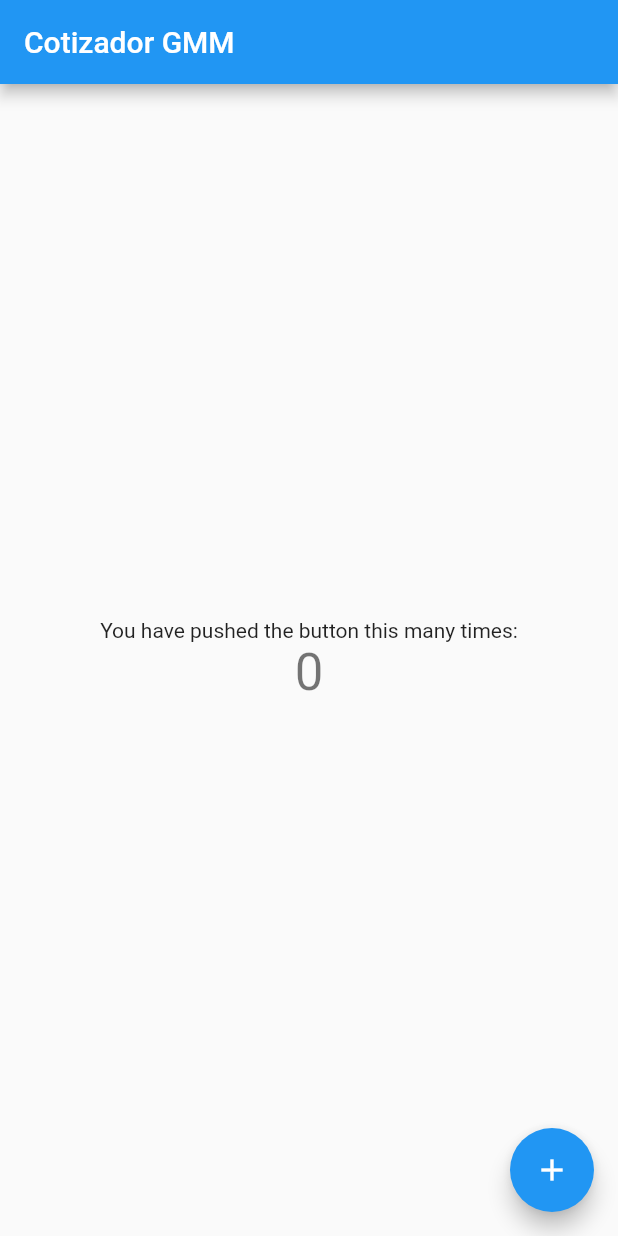
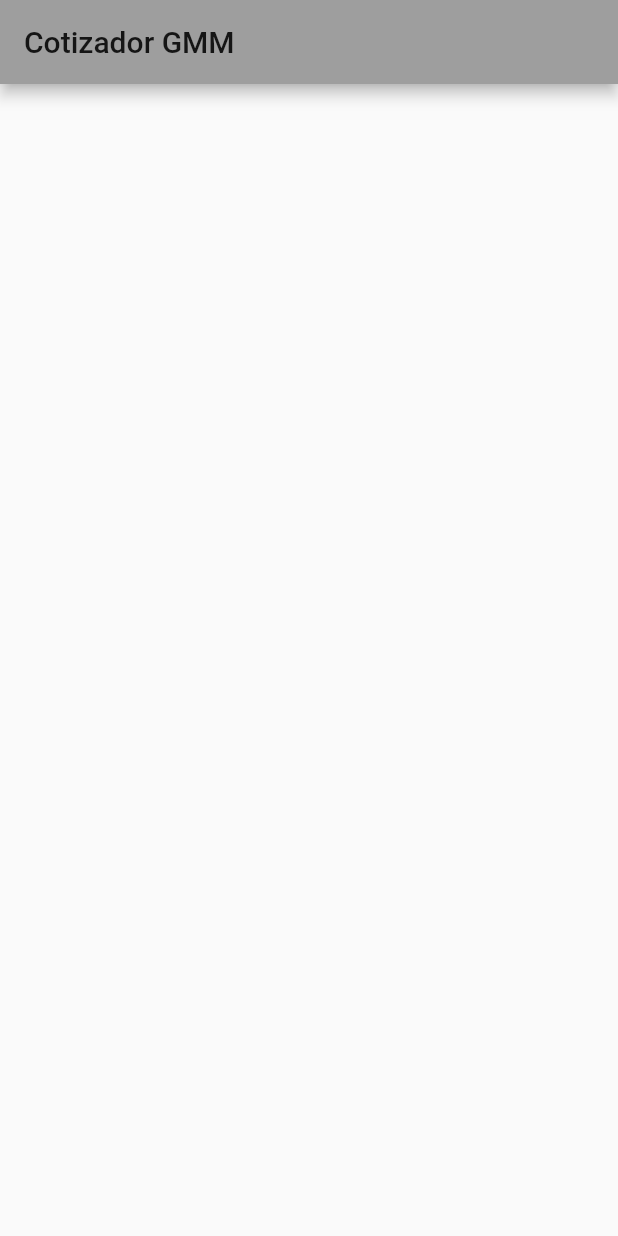
Before and after one commit to mariscalsantiago/temporalIntermediarios, a Flutter app: the screen it shows after launch, on a phone screen of 412 x 824 dp. Run offline on Flutter 3.47's test engine with Material 2 defaults, Android fonts, the phone set to English and light mode, and no system bars.

Commit message:
Little changes

```diff
--- a/cotizador_agente/lib/main.dart
+++ b/cotizador_agente/lib/main.dart
@@ -7,18 +7,10 @@ class MyApp extends StatelessWidget {
   @override
   Widget build(BuildContext context) {
     return MaterialApp(
-      title: 'Flutter Demo',
+      title: 'Cotizador GMM',
       theme: ThemeData(
-        // This is the theme of your application.
-        //
-        // Try running your application with "flutter run". You'll see the
-        // application has a blue toolbar. Then, without quitting the app, try
-        // changing the primarySwatch below to Colors.green and then invoke
-        // "hot reload" (press "r" in the console where you ran "flutter run",
-        // or simply save your changes to "hot reload" in a Flutter IDE).
-        // Notice that the counter didn't reset back to zero; the application
-        // is not restarted.
-        primarySwatch: Colors.blue,
+
+        primarySwatch: Colors.grey,
       ),
       home: MyHomePage(title: 'Cotizador GMM'),
     );
@@ -28,15 +20,6 @@ class MyApp extends StatelessWidget {
 class MyHomePage extends StatefulWidget {
   MyHomePage({Key key, this.title}) : super(key: key);
 
-  // This widget is the home page of your application. It is stateful, meaning
-  // that it has a State object (defined below) that contains fields that affect
-  // how it looks.
-
-  // This class is the configuration for the state. It holds the values (in this
-  // case the title) provided by the parent (in this case the App widget) and
-  // used by the build method of the State. Fields in a Widget subclass are
-  // always marked "final".
-
   final String title;
 
   @override
@@ -44,68 +27,25 @@ class MyHomePage extends StatefulWidget {
 }
 
 class _MyHomePageState extends State<MyHomePage> {
-  int _counter = 0;
-
-  void _incrementCounter() {
-    setState(() {
-      // This call to setState tells the Flutter framework that something has
-      // changed in this State, which causes it to rerun the build method below
-      // so that the display can reflect the updated values. If we changed
-      // _counter without calling setState(), then the build method would not be
-      // called again, and so nothing would appear to happen.
-      _counter++;
-    });
-  }
 
   @override
   Widget build(BuildContext context) {
-    // This method is rerun every time setState is called, for instance as done
-    // by the _incrementCounter method above.
-    //
-    // The Flutter framework has been optimized to make rerunning build methods
-    // fast, so that you can just rebuild anything that needs updating rather
-    // than having to individually change instances of widgets.
+
     return Scaffold(
       appBar: AppBar(
-        // Here we take the value from the MyHomePage object that was created by
-        // the App.build method, and use it to set our appbar title.
+
         title: Text(widget.title),
       ),
       body: Center(
-        // Center is a layout widget. It takes a single child and positions it
-        // in the middle of the parent.
+
         child: Column(
-          // Column is also a layout widget. It takes a list of children and
-          // arranges them vertically. By default, it sizes itself to fit its
-          // children horizontally, and tries to be as tall as its parent.
-          //
-          // Invoke "debug painting" (press "p" in the console, choose the
-          // "Toggle Debug Paint" action from the Flutter Inspector in Android
-          // Studio, or the "Toggle Debug Paint" command in Visual Studio Code)
-          // to see the wireframe for each widget.
-          //
-          // Column has various properties to control how it sizes itself and
-          // how it positions its children. Here we use mainAxisAlignment to
-          // center the children vertically; the main axis here is the vertical
-          // axis because Columns are vertical (the cross axis would be
-          // horizontal).
+
           mainAxisAlignment: MainAxisAlignment.center,
           children: <Widget>[
-            Text(
-              'You have pushed the button this many times:',
-            ),
-            Text(
-              '$_counter',
-              style: Theme.of(context).textTheme.display1,
-            ),
+
           ],
         ),
       ),
-      floatingActionButton: FloatingActionButton(
-        onPressed: _incrementCounter,
-        tooltip: 'Increment',
-        child: Icon(Icons.add),
-      ), // This trailing comma makes auto-formatting nicer for build methods.
     );
   }
 }
```
